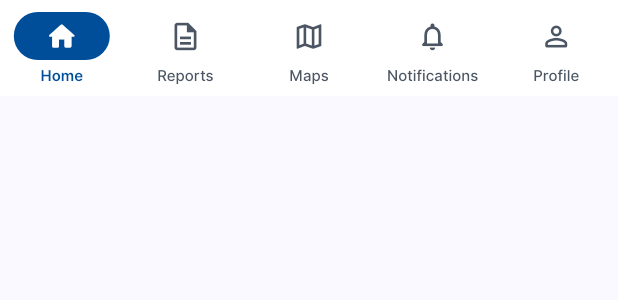
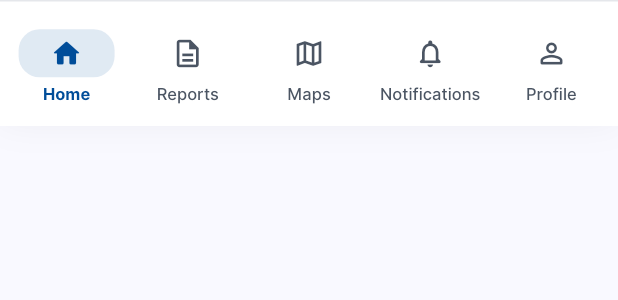
Before and after one commit to Narvaskristian08/lunas-system, a Flutter app: the CitizenBottomNavigation widget shown alone on an empty page, opened directly, on a phone screen of 412 x 824 dp. Shown: the top 300 px of the screen. Run offline on Flutter 3.47's test engine with Material 3 defaults, Android fonts, the phone set to English and light mode, and no system bars; our stand-ins replace flutter_map, flutter_secure_storage, geocoding, geolocator, go_router, image_picker and 1 more; accounts and stored records are empty; network calls fail.

Commit message:
feat(mobile): improve navigation and citizen dashboard summaries
Share navigation styling across citizen and Tanod workspaces while preserving their five and four destinations. Add side-by-side active and resolved report cards using scoped API totals and existing report filters.

Document analysis, existing test results, APK builds, and phone verification.

```diff
--- /dev/null
+++ b/lunas_mobile/lib/core/widgets/lunas_navigation_bar.dart
@@ -0,0 +1,77 @@
+import 'package:flutter/material.dart';
+
+/// Shared visual treatment for the role-specific mobile destinations.
+class LunasNavigationBar extends StatelessWidget {
+  const LunasNavigationBar({
+    required this.selectedIndex,
+    required this.onDestinationSelected,
+    required this.destinations,
+    super.key,
+  });
+
+  final int selectedIndex;
+  final ValueChanged<int> onDestinationSelected;
+  final List<Widget> destinations;
+
+  @override
+  Widget build(BuildContext context) {
+    final theme = Theme.of(context);
+    final colors = theme.colorScheme;
+    return DecoratedBox(
+      decoration: BoxDecoration(
+        color: colors.surface,
+        border: Border(top: BorderSide(color: colors.outlineVariant)),
+        boxShadow: [
+          BoxShadow(
+            color: colors.shadow.withValues(alpha: .06),
+            blurRadius: 20,
+            offset: const Offset(0, -4),
+          ),
+        ],
+      ),
+      child: Padding(
+        padding: const EdgeInsets.fromLTRB(4, 6, 4, 2),
+        child: NavigationBarTheme(
+          data: theme.navigationBarTheme.copyWith(
+            iconTheme: WidgetStateProperty.resolveWith(
+              (states) => IconThemeData(
+                color: states.contains(WidgetState.selected)
+                    ? colors.primary
+                    : colors.onSurfaceVariant,
+                size: 24,
+              ),
+            ),
+            labelTextStyle: WidgetStateProperty.resolveWith(
+              (states) => theme.textTheme.labelSmall!.copyWith(
+                fontSize: 11,
+                height: 1.2,
+                letterSpacing: 0,
+                fontWeight: states.contains(WidgetState.selected)
+                    ? FontWeight.w700
+                    : FontWeight.w500,
+                color: states.contains(WidgetState.selected)
+                    ? colors.primary
+                    : colors.onSurfaceVariant,
+              ),
+            ),
+          ),
+          child: NavigationBar(
+            selectedIndex: selectedIndex,
+            onDestinationSelected: onDestinationSelected,
+            destinations: destinations,
+            height: 76,
+            elevation: 0,
+            backgroundColor: Colors.transparent,
+            surfaceTintColor: Colors.transparent,
+            indicatorColor: colors.primary.withValues(alpha: .12),
+            indicatorShape: RoundedRectangleBorder(
+              borderRadius: BorderRadius.circular(14),
+            ),
+            labelBehavior: NavigationDestinationLabelBehavior.alwaysShow,
+            animationDuration: const Duration(milliseconds: 200),
+          ),
+        ),
+      ),
+    );
+  }
+}
--- a/lunas_mobile/lib/features/citizen/presentation/widgets/citizen_bottom_navigation.dart
+++ b/lunas_mobile/lib/features/citizen/presentation/widgets/citizen_bottom_navigation.dart
@@ -1,3 +1,4 @@
+import 'package:lunas_mobile/core/widgets/lunas_navigation_bar.dart';
 import 'package:flutter/material.dart';
 import 'package:go_router/go_router.dart';
 
@@ -39,13 +40,10 @@ class CitizenBottomNavigation extends StatelessWidget {
 
   @override
   Widget build(BuildContext context) {
-    final theme = Theme.of(context);
     final path = GoRouterState.of(context).uri.path;
     final selectedIndex = _selectedIndexFor(path);
-    return NavigationBar(
+    return LunasNavigationBar(
       selectedIndex: selectedIndex,
-      height: 64,
-      indicatorColor: theme.colorScheme.primary,
       onDestinationSelected: (index) {
         if (index == selectedIndex) return;
         context.go(_destinations[index].route);
--- a/lunas_mobile/lib/features/repair/presentation/widgets/repair_widgets.dart
+++ b/lunas_mobile/lib/features/repair/presentation/widgets/repair_widgets.dart
@@ -1,3 +1,4 @@
+import 'package:lunas_mobile/core/widgets/lunas_navigation_bar.dart';
 import 'package:lunas_mobile/features/reporting/presentation/widgets/reporting_widgets.dart';
 import 'package:flutter/material.dart';
 import 'package:lunas_mobile/core/utils/display_labels.dart';
@@ -151,10 +152,8 @@ class RepairBottomNavigation extends StatelessWidget {
 
   @override
   Widget build(BuildContext context) {
-    return NavigationBar(
-      indicatorColor: Theme.of(context).colorScheme.primary,
+    return LunasNavigationBar(
       selectedIndex: selectedIndex,
-      height: 64,
       onDestinationSelected: (index) {
         if (index == selectedIndex) return;
         final route = switch (index) {
```
Also changed, not shown: lunas_mobile/lib/features/citizen/presentation/screens/citizen_dashboard_screen.dart (+106 -46 lines), 1 other file.
